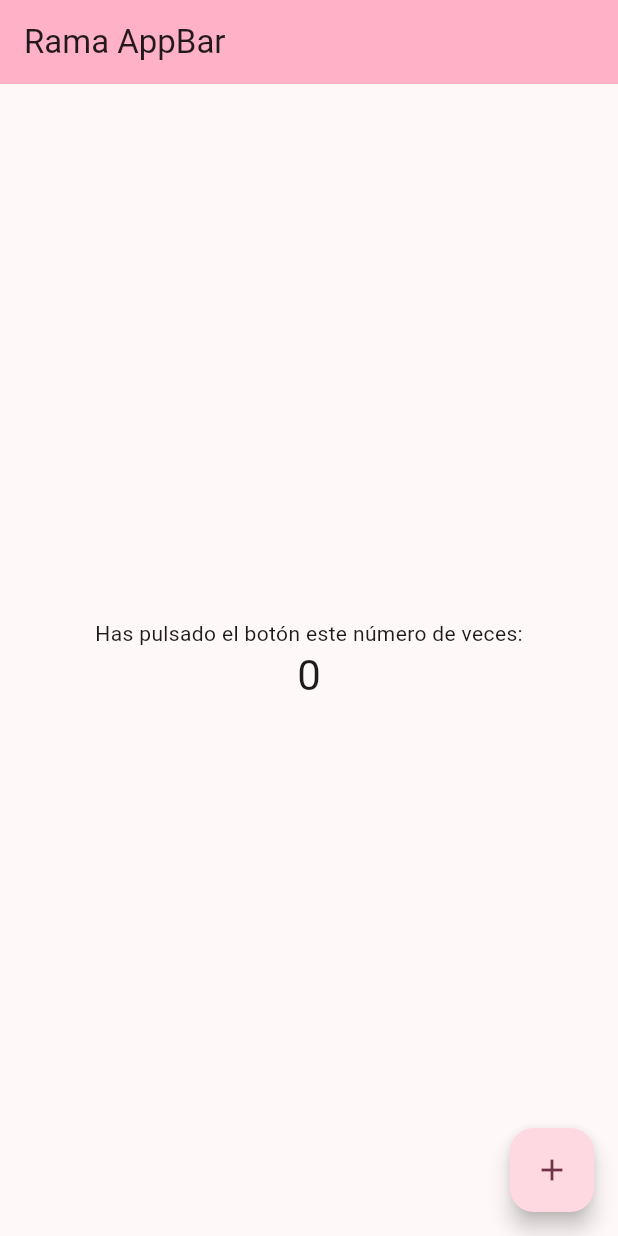
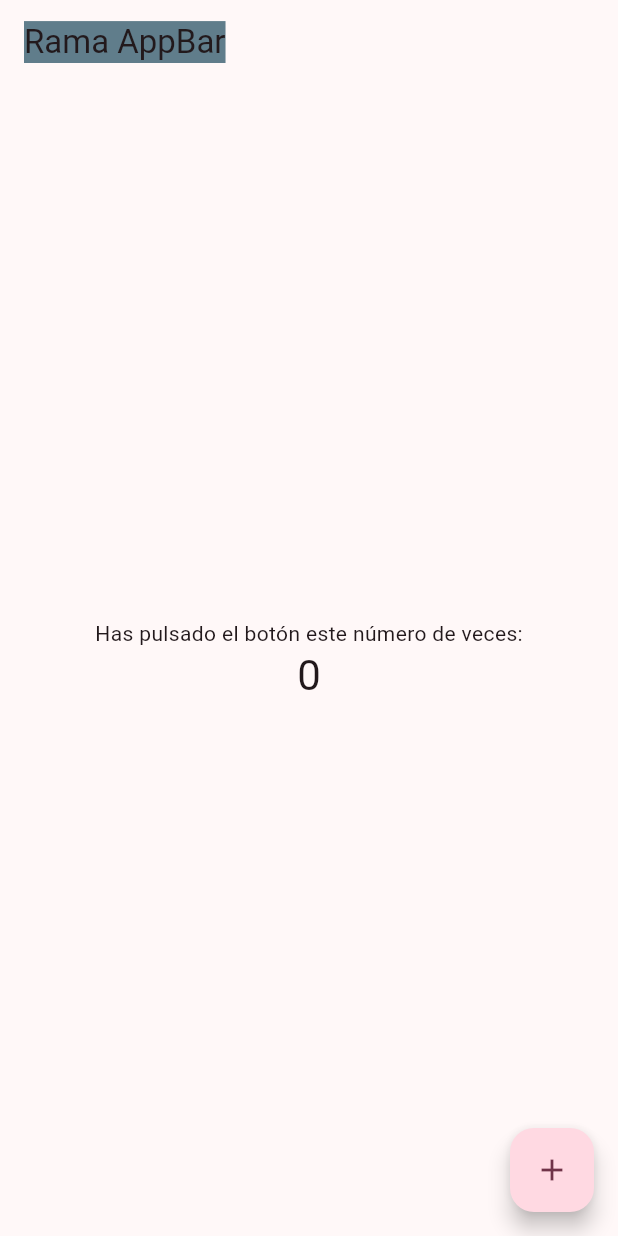
Before and after one commit to joanhernandez-costa/curso_git, a Flutter app: the screen it shows after launch, on a phone screen of 412 x 824 dp. Run offline on Flutter 3.47's test engine with Material 3 defaults, Android fonts, the phone set to English and light mode, and no system bars.

```diff
--- a/lib/main.dart
+++ b/lib/main.dart
@@ -46,10 +46,7 @@ class _MyHomePageState extends State<MyHomePage> {
 
     return Scaffold(
       appBar: AppBar(
-
-        backgroundColor: Theme.of(context).colorScheme.inversePrimary,
-
-        title: Text(widget.title),
+        title: Text(widget.title, style: const TextStyle(backgroundColor: Colors.blueGrey)),
       ),
       body: Center(
 
```
